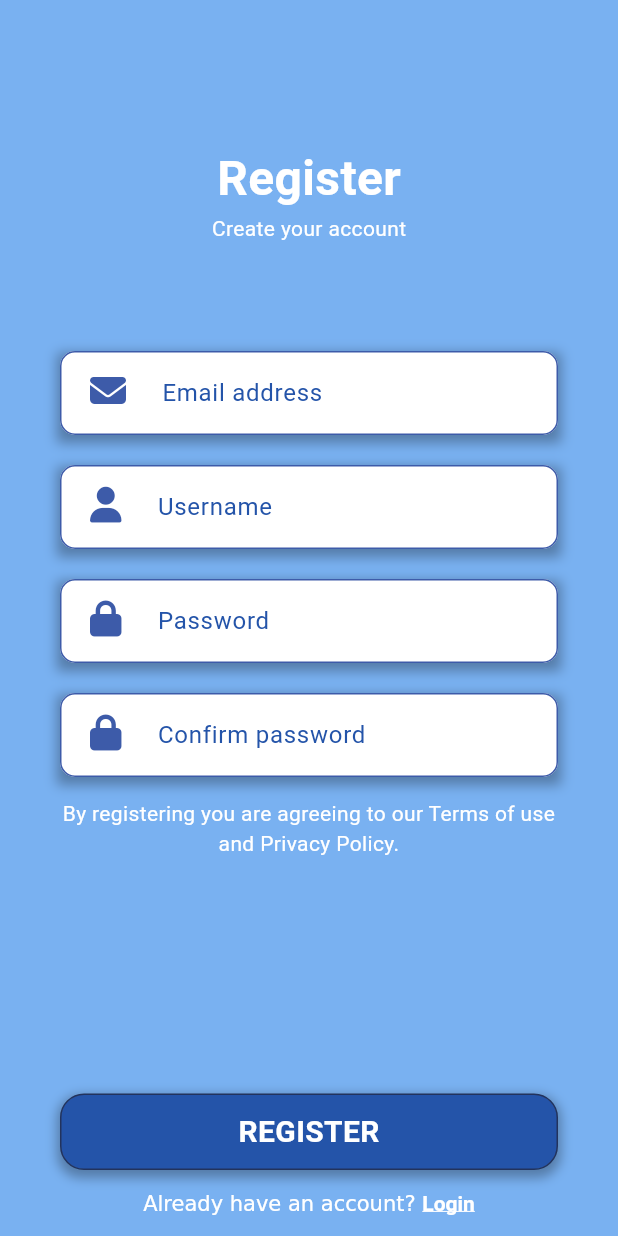
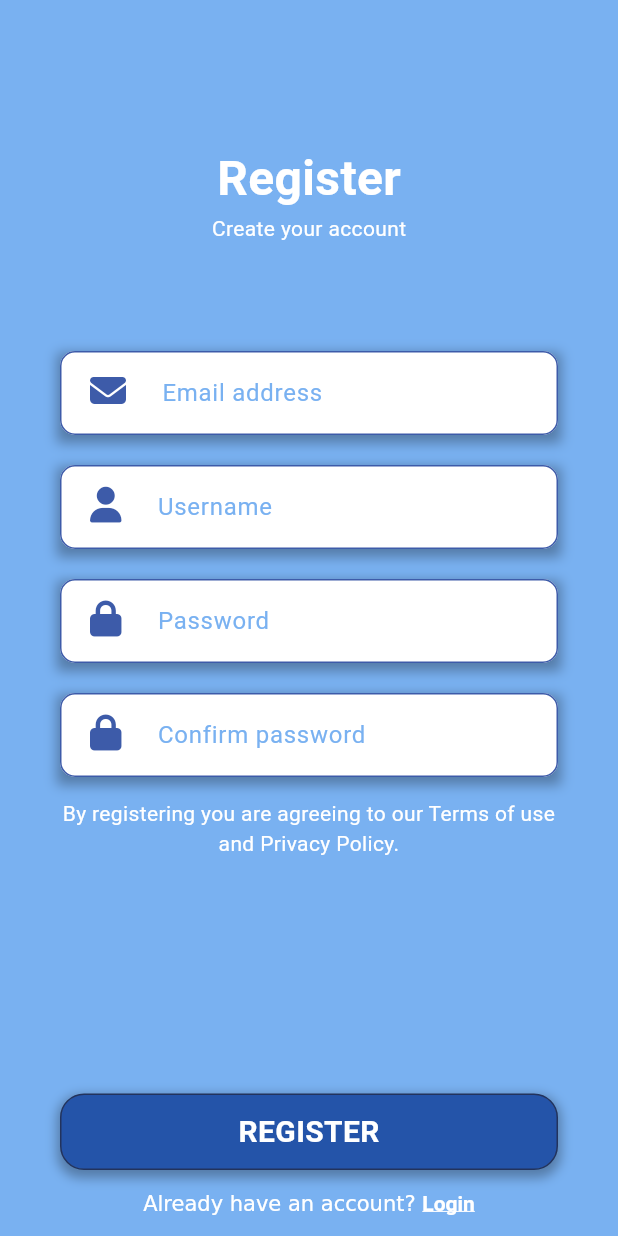
Before and after one commit to kimabraham/mood_tracker, a Flutter app: the JoinScreen screen opened directly, on a phone screen of 412 x 824 dp. Run offline on Flutter 3.47's test engine with Material 3 defaults, Android fonts, the phone set to English and light mode, and no system bars; our stand-ins replace cloud_firestore, firebase_auth, firebase_core, flutter_riverpod, font_awesome_flutter, go_router; accounts and stored records are empty.

Commit message:
Style change color textfield hint text color

```diff
--- a/lib/features/auth/views/widgets/login_text_field.dart
+++ b/lib/features/auth/views/widgets/login_text_field.dart
@@ -40,7 +40,7 @@ class LoginTextField extends StatelessWidget {
         decoration: InputDecoration(
           hintText: hintText,
           hintStyle: TextStyle(
-            color: Theme.of(context).colorScheme.inversePrimary,
+            color: Theme.of(context).colorScheme.secondary,
           ),
           filled: true,
           fillColor: Colors.white,
@@ -48,7 +48,7 @@ class LoginTextField extends StatelessWidget {
             padding: const EdgeInsets.symmetric(
               horizontal: Sizes.size20,
               vertical: Sizes.size10,
-            ), // Adjust padding as needed
+            ),
             child: FaIcon(
               prefixIcon,
               color: Theme.of(context).colorScheme.primary,
```
